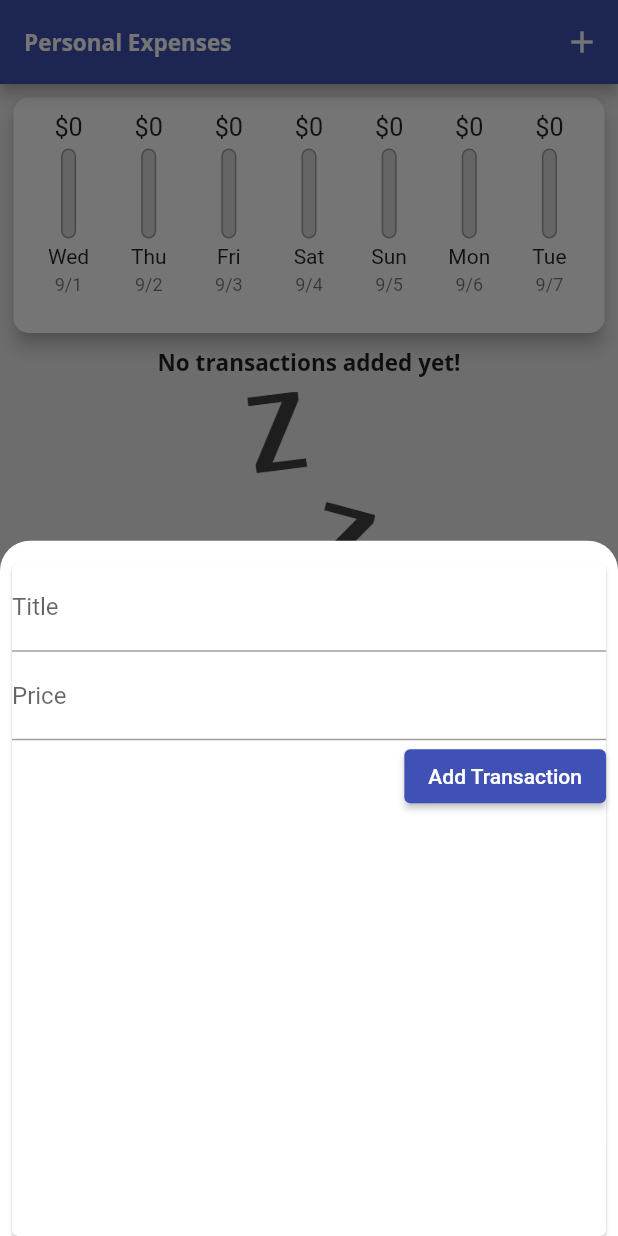
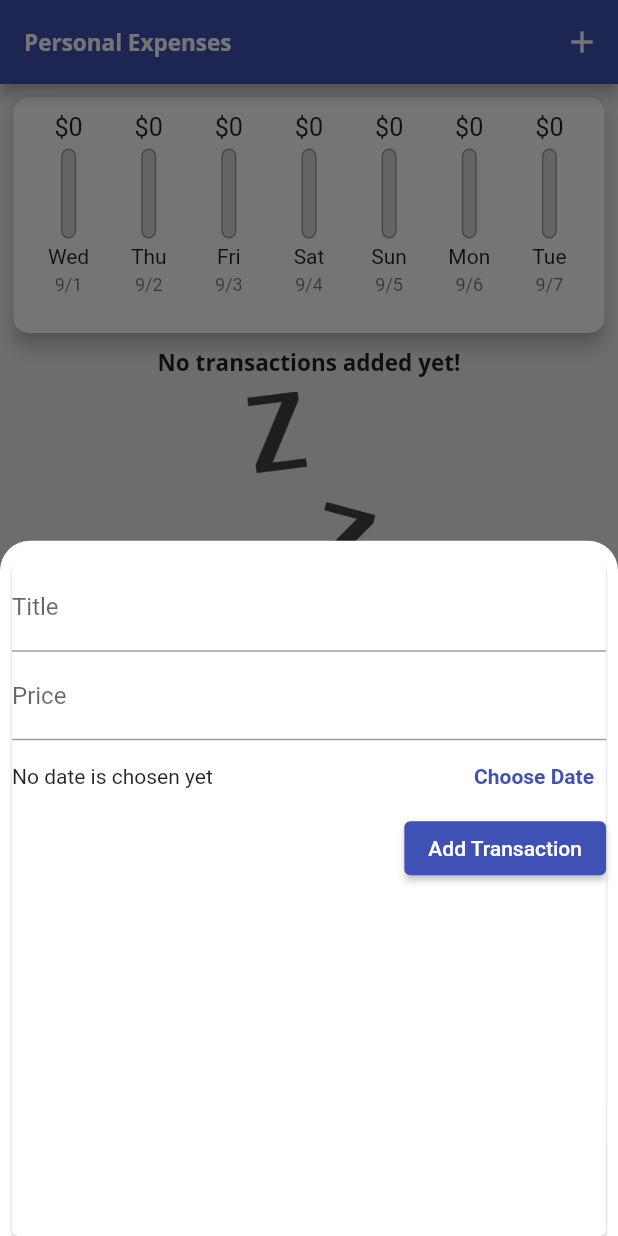
Before and after one commit to ZiadAlMoqamar/personal_expenses_app, a Flutter app: the screen it shows after launch, after a tap on the "add" icon, on a phone screen of 412 x 824 dp. Run offline on Flutter 3.47's test engine with Material 2 defaults, Android fonts, the phone set to English and light mode, and no system bars.

Commit message:
date picker added

```diff
--- a/lib/components/newTransaction.dart
+++ b/lib/components/newTransaction.dart
@@ -1,5 +1,6 @@
 import 'package:flutter/material.dart';
 import '../classes/transaction.dart';
+import 'package:intl/intl.dart';
 
 class NewTransaction extends StatefulWidget {
   final Function addingTransaction;
@@ -13,8 +14,8 @@ class NewTransaction extends StatefulWidget {
 
 class _NewTransactionState extends State<NewTransaction> {
   final titleController = TextEditingController();
-
   final priceController = TextEditingController();
+  DateTime? selectedDate = null;
 
   void submitData() {
     final enteredTitle = titleController.text;
@@ -26,11 +27,27 @@ class _NewTransactionState extends State<NewTransaction> {
     widget.addingTransaction(Transaction(
         title: enteredTitle,
         cost: enteredPrice,
-        time: DateTime.now(),
+        time: selectedDate!,
         id: widget.transactions.length + 1));
 
     //to close the modal bottom sheet after submitting new transaction
     Navigator.of(context).pop();
+  }
+
+  void openDatePicker() {
+    showDatePicker(
+            initialDate: DateTime.now(),
+            firstDate: DateTime(2021),
+            context: context,
+            lastDate: DateTime.now())
+        .then((pickedDate) {
+      if (pickedDate == null) {
+        return;
+      }
+      setState(() {
+        selectedDate = pickedDate;
+      });
+    });
   }
 
   @override
@@ -53,7 +70,19 @@ class _NewTransactionState extends State<NewTransaction> {
             controller: priceController,
             keyboardType: TextInputType.number,
             // _ means that I don't use it
-            onSubmitted: (_) => submitData(),
+            //onSubmitted: (_) => submitData(),
+          ),
+          Row(
+            children: [
+              Expanded(
+                  child: Text(
+                selectedDate == null
+                    ? 'No date is chosen yet'
+                    : 'Picked Date: ${DateFormat.yMd().format(selectedDate!)}',
+
+              )),
+              TextButton(onPressed: openDatePicker, child: Text('Choose Date',style: TextStyle(fontWeight: FontWeight.bold)))
+            ],
           ),
           ElevatedButton(
             onPressed: submitData,
```
